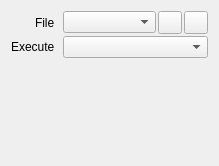
Qt form src/session/ScriptProperties.ui (houmain/gpupad) before a commit.
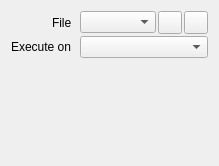
The same form after that commit. Icons and pictures are not drawn. Custom widgets are drawn as their Qt base class.

Diff of the .ui file:
```diff
--- a/src/session/ScriptProperties.ui
+++ b/src/session/ScriptProperties.ui
@@ -102,7 +102,7 @@
      <item row="1" column="0">
       <widget class="QLabel" name="labelExecute">
        <property name="text">
-        <string>Execute</string>
+        <string>Execute on</string>
        </property>
       </widget>
      </item>
```
Left out of the diff: 2 changed lines with no effect on the pictures.
